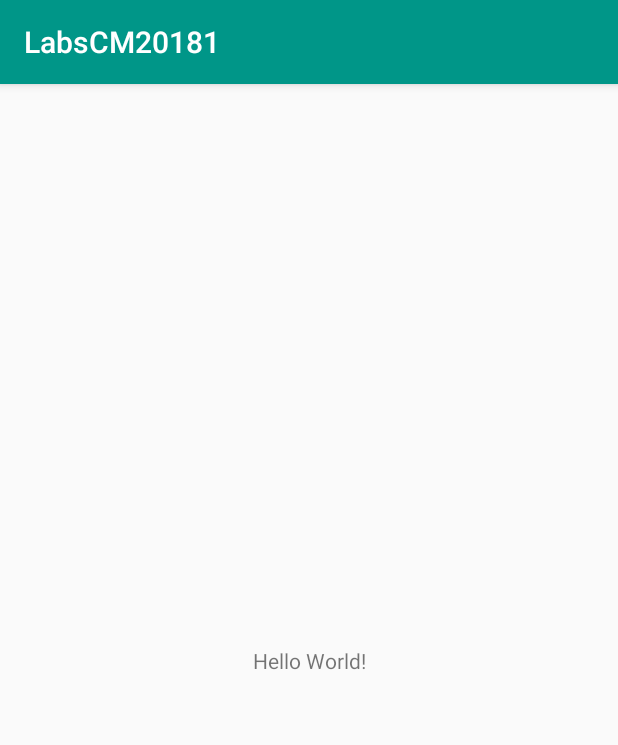
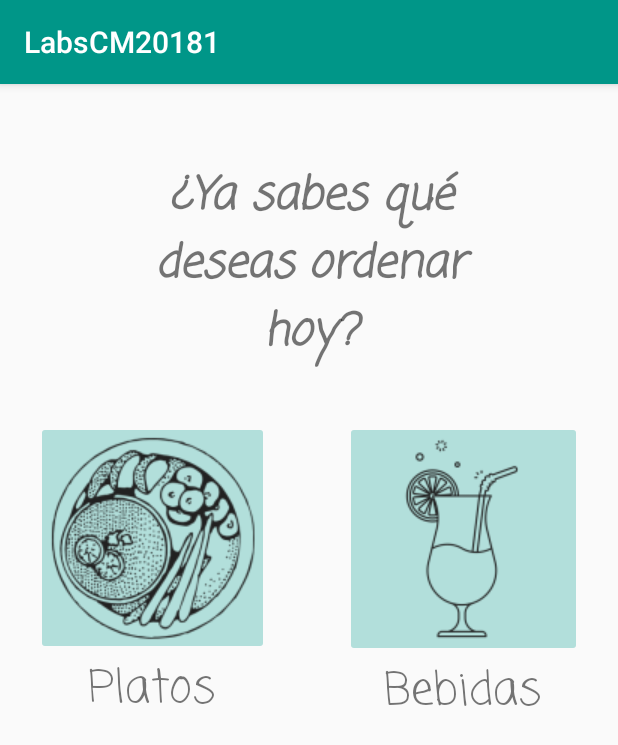
Before and after one commit to juanArias8/Mobile-computing, an Android app: the screen it shows after launch (MainActivity), on a phone screen of 412 x 824 dp. Shown: the top 745 px of the screen. Run offline under Robolectric (Android 15) with nearby library versions, the phone set to English and light mode, and no system bars.

Commit message:
internationalization created, main page created, SplashScreen finished, Drink and Plate Activities created, Navigation finished

```diff
--- a/LabsCM20181/Lab1-UI/src/main/res/layout/activity_main.xml
+++ b/LabsCM20181/Lab1-UI/src/main/res/layout/activity_main.xml
@@ -7,12 +7,74 @@
     tools:context="co.edu.udea.compumovil.gr06_20181.lab1.MainActivity">
 
     <TextView
-        android:layout_width="wrap_content"
+        android:id="@+id/textView2"
+        android:layout_width="221dp"
         android:layout_height="wrap_content"
-        android:text="Hello World!"
-        app:layout_constraintBottom_toBottomOf="parent"
-        app:layout_constraintLeft_toLeftOf="parent"
-        app:layout_constraintRight_toRightOf="parent"
+        android:layout_marginEnd="8dp"
+        android:layout_marginStart="8dp"
+        android:layout_marginTop="52dp"
+        android:fontFamily="casual"
+        android:text="@string/tv_main"
+        android:textAlignment="center"
+        android:textSize="30sp"
+        android:textStyle="bold|italic"
+        app:layout_constraintEnd_toEndOf="parent"
+        app:layout_constraintHorizontal_bias="0.503"
+        app:layout_constraintStart_toStartOf="parent"
         app:layout_constraintTop_toTopOf="parent" />
 
+    <ImageButton
+        android:id="@+id/imageButton2"
+        style="@android:style/Widget.Material.Light.ImageButton"
+        android:layout_width="155dp"
+        android:layout_height="156dp"
+        android:layout_marginStart="24dp"
+        android:layout_marginTop="36dp"
+        android:backgroundTint="@color/colorLightPrimary"
+        android:contentDescription="@string/tv_plates"
+        android:onClick="showPlates"
+        android:tint="@color/colorTextPrimary"
+        app:layout_constraintStart_toStartOf="parent"
+        app:layout_constraintTop_toBottomOf="@+id/textView2"
+        app:srcCompat="@drawable/plates" />
+
+    <ImageButton
+        android:id="@+id/imageButton3"
+        style="@android:style/Widget.Material.Light.ImageButton"
+        android:layout_width="158dp"
+        android:layout_height="157dp"
+        android:layout_marginEnd="24dp"
+        android:layout_marginTop="36dp"
+        android:backgroundTint="@color/colorLightPrimary"
+        android:contentDescription="@string/tv_drinks"
+        android:onClick="showDrinks"
+        android:tint="@color/colorTextPrimary"
+        app:layout_constraintEnd_toEndOf="parent"
+        app:layout_constraintTop_toBottomOf="@+id/textView2"
+        app:srcCompat="@drawable/drinks" />
+
+    <TextView
+        android:id="@+id/textView3"
+        android:layout_width="154dp"
+        android:layout_height="wrap_content"
+        android:layout_marginStart="24dp"
+        android:fontFamily="casual"
+        android:text="@string/tv_plates"
+        android:textAlignment="center"
+        android:textSize="30sp"
+        app:layout_constraintStart_toStartOf="parent"
+        app:layout_constraintTop_toBottomOf="@+id/imageButton2" />
+
+    <TextView
+        android:id="@+id/textView4"
+        android:layout_width="159dp"
+        android:layout_height="wrap_content"
+        android:layout_marginEnd="24dp"
+        android:fontFamily="casual"
+        android:text="@string/tv_drinks"
+        android:textAlignment="center"
+        android:textSize="30sp"
+        app:layout_constraintEnd_toEndOf="parent"
+        app:layout_constraintTop_toBottomOf="@+id/imageButton3" />
+
 </android.support.constraint.ConstraintLayout>
--- a/LabsCM20181/Lab1-UI/src/main/res/values/strings.xml
+++ b/LabsCM20181/Lab1-UI/src/main/res/values/strings.xml
@@ -1,3 +1,6 @@
 <resources>
     <string name="app_name">LabsCM20181</string>
+    <string name="tv_plates">Platos</string>
+    <string name="tv_drinks">Bebidas</string>
+    <string name="tv_main">¿Ya sabes qué deseas ordenar hoy?</string>
 </resources>
```
Also changed, not shown: LabsCM20181/Lab1-UI/src/main/AndroidManifest.xml (+19 -4 lines), LabsCM20181/Lab1-UI/src/main/java/co/edu/udea/compumovil/gr06_20181/lab1/DrinksActivity.java (added, +13 -0 lines), LabsCM20181/Lab1-UI/src/main/java/co/edu/udea/compumovil/gr06_20181/lab1/MainActivity.java (+12 -0 lines), LabsCM20181/Lab1-UI/src/main/java/co/edu/udea/compumovil/gr06_20181/lab1/PlatesActivity.java (added, +13 -0 lines), LabsCM20181/Lab1-UI/src/main/res/layout/activity_drinks.xml (added, +17 -0 lines), LabsCM20181/Lab1-UI/src/main/res/layout/activity_plates.xml (added, +17 -0 lines), LabsCM20181/Lab1-UI/src/main/res/drawable/drinks.png (added), LabsCM20181/Lab1-UI/src/main/res/drawable/plates.png (added), 1 other file.
